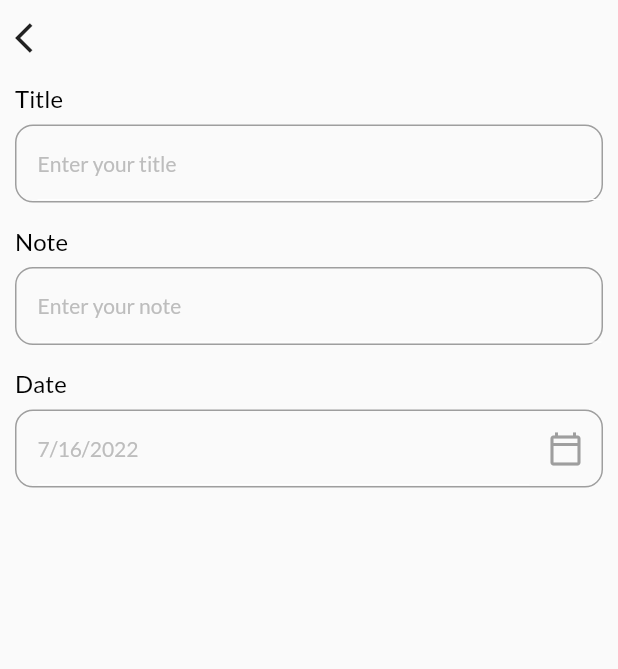
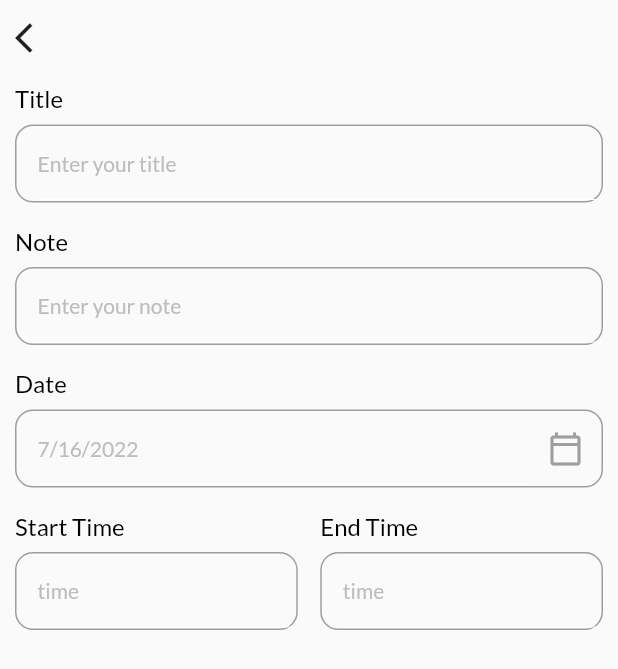
Before and after one commit to Booysen31SA/sharedspace, a Flutter app: the AddTask screen opened directly with empty values, on a phone screen of 412 x 824 dp. Shown: the top 669 px of the screen. Run offline on Flutter 3.47's test engine with Material 2 defaults, Android fonts, the phone set to English and light mode, and no system bars; our stand-ins replace animated_splash_screen, date_picker_timeline, flutter_local_notifications, flutter_spinkit, get, get_storage and 2 more; accounts and stored records are empty.

Commit message:
time box

```diff
--- a/lib/pages/Forms/AddTask.dart
+++ b/lib/pages/Forms/AddTask.dart
@@ -49,6 +49,21 @@ class _AddTaskState extends State<AddTask> {
                             _getDateFromUser(),
                           },
                         ),
+                      ),
+                      Row(
+                        children: [
+                          Expanded(
+                            child:
+                                MyInputField(title: 'Start Time', hint: 'time'),
+                          ),
+                          SizedBox(
+                            width: 15,
+                          ),
+                          Expanded(
+                            child:
+                                MyInputField(title: 'End Time', hint: 'time'),
+                          )
+                        ],
                       )
                     ],
                   ),
```
